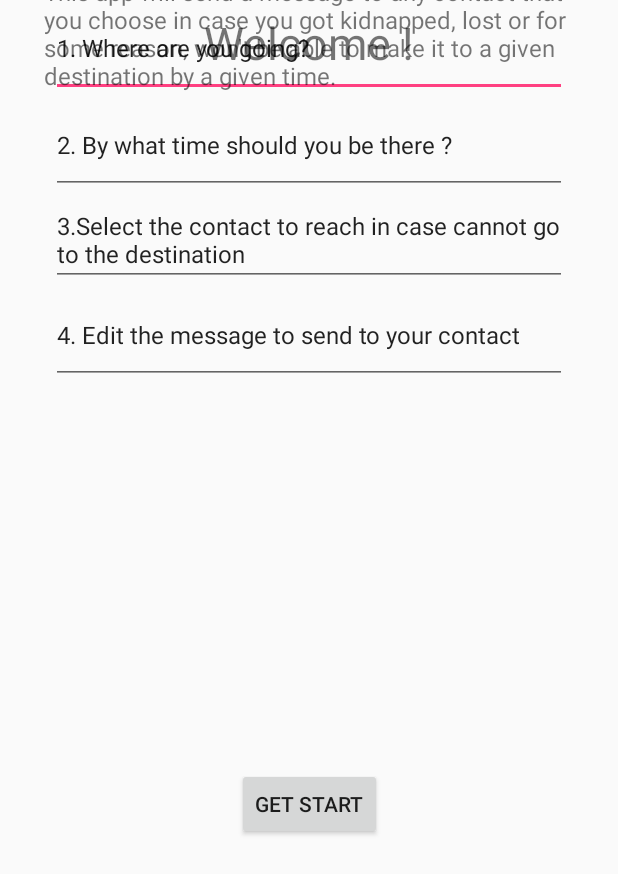
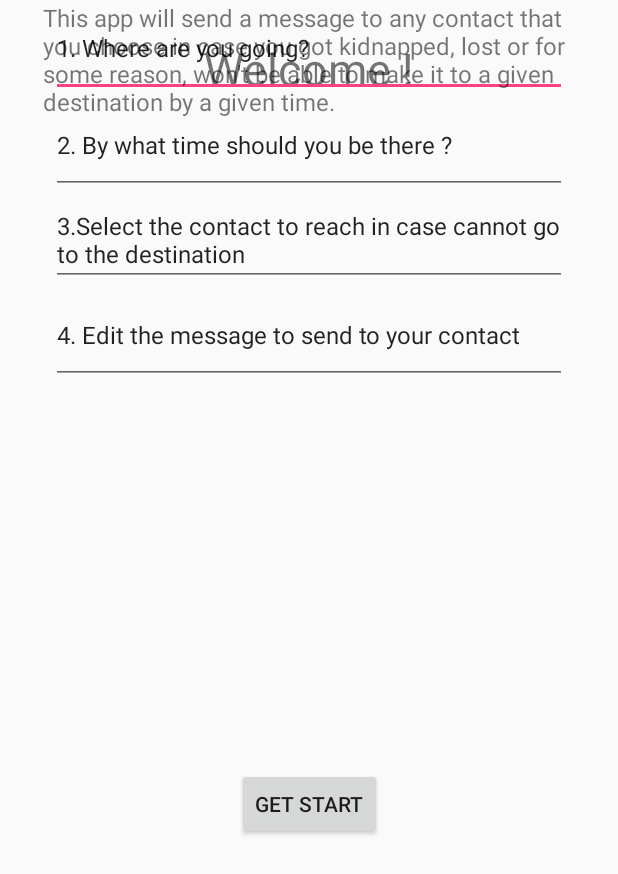
Before and after one commit to alex8shan/TravelSafe, an Android app: the screen it shows after launch (Main2Activity), on a phone screen of 412 x 824 dp. Shown: the top 874 px of the screen. Run offline under Robolectric (Android 15) with nearby library versions, the phone set to English and light mode, and no system bars.

Commit message:
Check the main activity

```diff
--- a/app/src/main/res/layout/activity_main.xml
+++ b/app/src/main/res/layout/activity_main.xml
@@ -19,7 +19,7 @@
         android:layout_marginLeft="8dp"
         app:layout_constraintLeft_toLeftOf="parent"
         app:layout_constraintTop_toTopOf="parent"
-        android:layout_marginTop="8dp" />
+        android:layout_marginTop="25dp" />
 
     <Button
         android:id="@+id/button6"
@@ -115,6 +115,8 @@
         android:layout_marginBottom="8dp"
         app:layout_constraintBottom_toTopOf="@+id/linearLayout"
         android:layout_marginTop="8dp"
-        app:layout_constraintTop_toBottomOf="@+id/Welcome" />
+        app:layout_constraintTop_toBottomOf="@+id/Welcome"
+        app:layout_constraintHorizontal_bias="0.494"
+        app:layout_constraintVertical_bias="0.444" />
 
 </android.support.constraint.ConstraintLayout>
```
